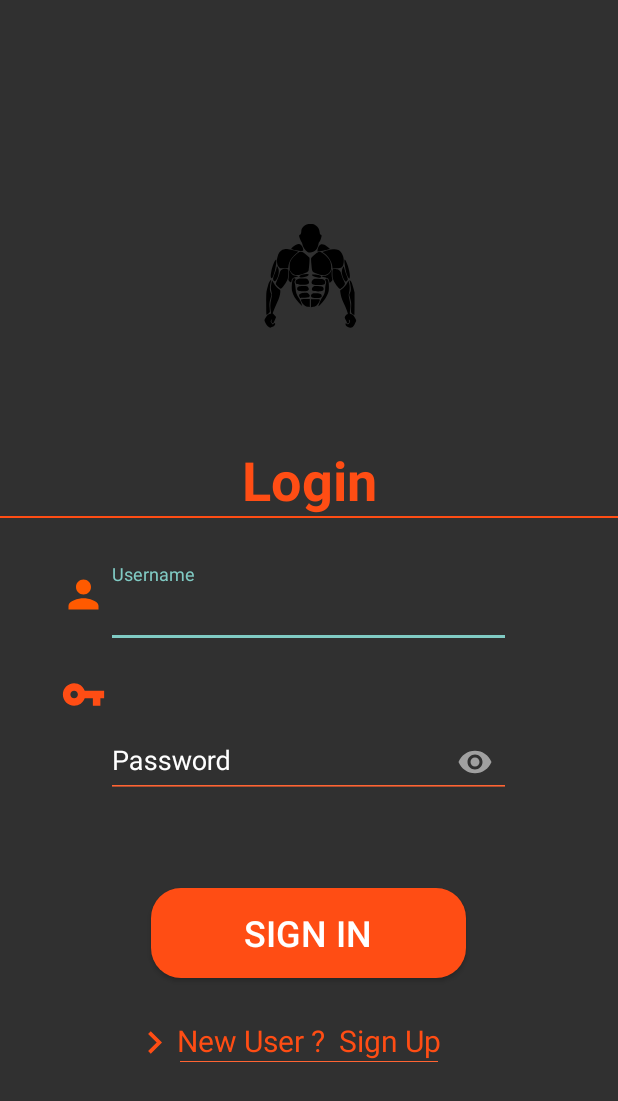
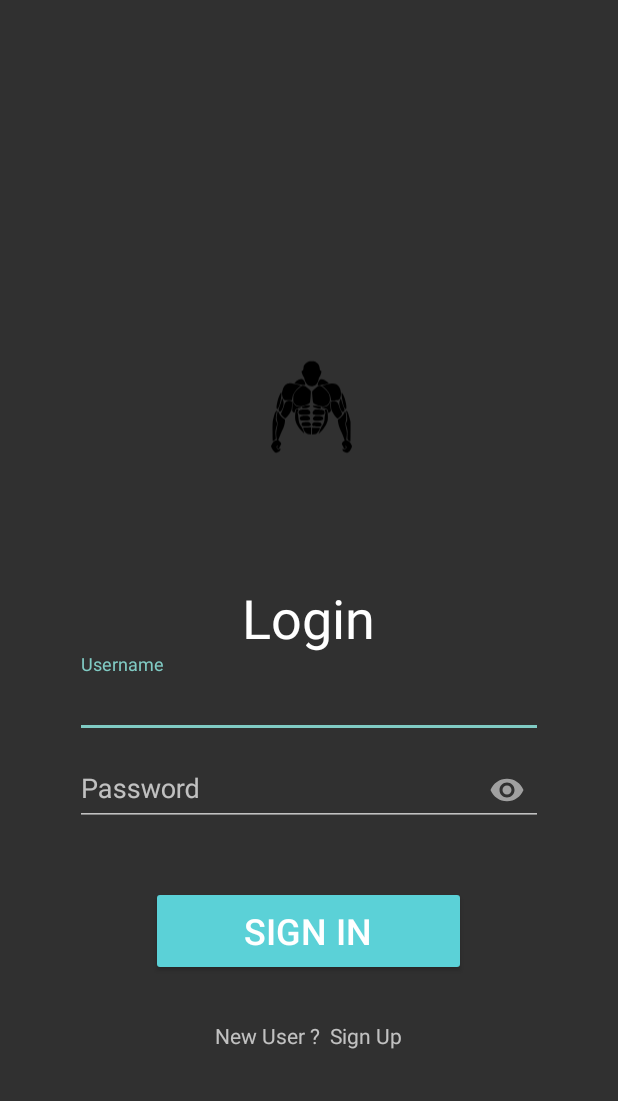
Before and after one commit to StefanoOr/PalestratiProgettoIum, an Android app: the screen it shows after launch (Login), on a phone screen of 412 x 824 dp. Shown: the top 1101 px of the screen. Run offline under Robolectric (Android 15) with nearby library versions, the phone set to English and light mode, and no system bars; Roboto replaces fonts that are not available here.

Commit message:
Update activity_login.xml

```diff
--- a/app/src/main/res/layout/activity_login.xml
+++ b/app/src/main/res/layout/activity_login.xml
@@ -1,119 +1,80 @@
 <?xml version="1.0" encoding="utf-8"?>
-<LinearLayout xmlns:android="http://schemas.android.com/apk/res/android"
+
+<!-- Unica Stefano orru  matricola : 65783-->
+<androidx.constraintlayout.widget.ConstraintLayout xmlns:android="http://schemas.android.com/apk/res/android"
     xmlns:app="http://schemas.android.com/apk/res-auto"
     xmlns:tools="http://schemas.android.com/tools"
     android:layout_width="match_parent"
     android:layout_height="match_parent"
-    android:orientation="vertical"
     tools:context=".Login">
 
-    <androidx.constraintlayout.widget.ConstraintLayout
+
+
+    <LinearLayout
         android:layout_width="match_parent"
-        android:layout_height="match_parent"  >
+        android:layout_height="match_parent"
+        android:orientation="horizontal">
+
+        <ScrollView
+            android:layout_width="match_parent"
+            android:layout_height="match_parent">
+
+            <LinearLayout
+                android:layout_width="match_parent"
+                android:layout_height="match_parent"
+                android:layout_gravity="center"
+                android:gravity="center"
+                android:orientation="vertical">
 
                 <ImageView
                     android:id="@+id/imageView2"
-            android:layout_width="210dp"
+                    android:layout_width="185dp"
                     android:layout_height="210dp"
-            app:layout_constraintBottom_toBottomOf="parent"
-            app:layout_constraintEnd_toEndOf="parent"
-            app:layout_constraintHorizontal_bias="0.496"
-            app:layout_constraintStart_toStartOf="parent"
-            app:layout_constraintTop_toTopOf="parent"
-            app:layout_constraintVertical_bias="0.139"
+                    android:layout_marginTop="48dp"
                     app:srcCompat="@drawable/ic_kisspng_logo_gym_5ac7fd9535ed42_7005685715230560212209" />
 
                 <TextView
                     android:id="@+id/TitleApp"
                     android:layout_width="wrap_content"
                     android:layout_height="wrap_content"
+                    android:layout_marginTop="5dp"
                     android:fontFamily="@font/roboto"
                     android:gravity="center_horizontal"
                     android:text="@string/bonus_login"
                     android:textAppearance="@style/TextAppearance.AppCompat.Body2"
-            android:textColor="@color/barra_separatoria_principale"
-            android:textSize="36sp"
-            android:textStyle="bold"
-            app:layout_constraintBottom_toBottomOf="parent"
-            app:layout_constraintEnd_toEndOf="parent"
-            app:layout_constraintStart_toStartOf="parent"
-            app:layout_constraintTop_toBottomOf="@+id/imageView2"
-            app:layout_constraintVertical_bias="0.0" />
+                    android:textSize="36sp" />
 
-        <View
-            android:id="@+id/view6"
-            android:layout_width="match_parent"
-            android:layout_height="1dp"
-            android:background="@color/barra_separatoria_principale"
-            app:layout_constraintBottom_toBottomOf="parent"
-            app:layout_constraintEnd_toEndOf="parent"
-            app:layout_constraintHorizontal_bias="0.0"
-            app:layout_constraintStart_toStartOf="parent"
-            app:layout_constraintTop_toBottomOf="@+id/TitleApp"
-            app:layout_constraintVertical_bias="0.0" />
 
-        <ImageView
-            android:id="@+id/imageView6"
-            android:layout_width="30dp"
-            android:layout_height="30dp"
-            android:layout_marginTop="36dp"
-            android:src="@drawable/ic_baseline_person_24"
-            app:layout_constraintEnd_toStartOf="@+id/input_login_username"
-            app:layout_constraintHorizontal_bias="1.0"
-            app:layout_constraintStart_toStartOf="parent"
-            app:layout_constraintTop_toBottomOf="@+id/view6" />
 
                 <com.google.android.material.textfield.TextInputLayout
                     android:id="@+id/input_login_username"
-            android:layout_width="270dp"
-            android:layout_height="60dp"
+                    android:layout_width="match_parent"
+                    android:layout_height="match_parent"
+                    android:layout_marginLeft="50dp"
+                    android:layout_marginRight="50dp"
                     android:hint="Username"
-            android:textColorHint="@color/white"
-            android:transitionName="user_transition"
-            app:layout_constraintBottom_toBottomOf="parent"
-            app:layout_constraintEnd_toEndOf="parent"
-            app:layout_constraintHorizontal_bias="0.496"
-            app:layout_constraintStart_toStartOf="parent"
-            app:layout_constraintTop_toBottomOf="@+id/view6"
-            app:layout_constraintVertical_bias="0.073">
+                    android:transitionName="user_transition">
 
                     <com.google.android.material.textfield.TextInputEditText
                         android:layout_width="match_parent"
                         android:layout_height="wrap_content"
-                android:backgroundTint="@color/barra_separatoria_secondaria"
                         android:inputType="text"
                         android:textAlignment="textStart" />
                 </com.google.android.material.textfield.TextInputLayout>
 
-        <ImageView
-            android:layout_width="30dp"
-            android:layout_height="30dp"
-            android:layout_marginTop="12dp"
-            android:src="@drawable/ic_baseline_vpn_key_24"
-            app:layout_constraintEnd_toStartOf="@+id/input_login_password"
-            app:layout_constraintHorizontal_bias="1.0"
-            app:layout_constraintStart_toStartOf="parent"
-            app:layout_constraintTop_toBottomOf="@+id/input_login_username" />
-
                 <com.google.android.material.textfield.TextInputLayout
                     android:id="@+id/input_login_password"
-            android:layout_width="270dp"
-            android:layout_height="60dp"
+                    android:layout_width="match_parent"
+                    android:layout_height="match_parent"
+                    android:layout_marginLeft="50dp"
+                    android:layout_marginRight="50dp"
                     android:hint="Password"
-            android:textColorHint="@color/white"
                     android:transitionName="pass_transition"
-            app:layout_constraintBottom_toBottomOf="parent"
-            app:layout_constraintEnd_toEndOf="parent"
-            app:layout_constraintHorizontal_bias="0.496"
-            app:layout_constraintStart_toStartOf="parent"
-            app:layout_constraintTop_toBottomOf="@+id/input_login_username"
-            app:layout_constraintVertical_bias="0.114"
                     app:passwordToggleEnabled="true">
 
                     <com.google.android.material.textfield.TextInputEditText
                         android:layout_width="match_parent"
                         android:layout_height="wrap_content"
-                android:backgroundTint="@color/barra_separatoria_secondaria"
                         android:inputType="textPassword"
                         android:textAlignment="textStart" />
 
@@ -123,53 +84,22 @@
                     android:id="@+id/signin_button"
                     android:layout_width="210dp"
                     android:layout_height="60dp"
-            android:backgroundTint="@color/barra_separatoria_principale"
+                    android:layout_marginTop="40dp"
+                    android:backgroundTint="@color/loginButton"
                     android:text="Sign In"
-            android:textSize="24sp"
-            android:background="@drawable/upload_video_btn_layout"
-            app:layout_constraintBottom_toBottomOf="parent"
-            app:layout_constraintEnd_toEndOf="parent"
-            app:layout_constraintHorizontal_bias="0.497"
-            app:layout_constraintStart_toStartOf="parent"
-            app:layout_constraintTop_toBottomOf="@+id/input_login_password"
-            app:layout_constraintVertical_bias="0.254" />
-
-        <ImageView
-            android:layout_width="30dp"
-            android:layout_height="30dp"
-            android:src="@drawable/ic_baseline_keyboard_arrow_right_24"
-            app:layout_constraintEnd_toStartOf="@+id/signup_text"
-            app:layout_constraintHorizontal_bias="1.0"
-            app:layout_constraintStart_toStartOf="parent"
-            app:layout_constraintTop_toTopOf="@+id/signup_text" />
+                    android:textSize="24sp" />
 
                 <TextView
+
                     android:id="@+id/signup_text"
                     android:layout_width="wrap_content"
                     android:layout_height="wrap_content"
+                    android:layout_marginTop="30dp"
                     android:gravity="center_horizontal"
-            android:text="New User ?  Sign Up"
-            android:textColor="@color/barra_separatoria_principale"
-            android:textSize="20dp"
-            app:layout_constraintBottom_toBottomOf="parent"
-            app:layout_constraintEnd_toEndOf="parent"
-            app:layout_constraintStart_toStartOf="parent"
-            app:layout_constraintTop_toBottomOf="@+id/signin_button"
-            app:layout_constraintVertical_bias="0.193" />
+                    android:text="New User ?  Sign Up" />
+            </LinearLayout>
+        </ScrollView>
+    </LinearLayout>
 
-        <View
-            android:layout_width="match_parent"
-            android:layout_height="0.5dp"
-            android:layout_marginStart="120dp"
-            android:layout_marginEnd="120dp"
-            android:background="@color/barra_separatoria_secondaria"
-            app:layout_constraintBottom_toBottomOf="parent"
-            app:layout_constraintEnd_toEndOf="parent"
-            app:layout_constraintHorizontal_bias="0.0"
-            app:layout_constraintStart_toStartOf="parent"
-            app:layout_constraintTop_toBottomOf="@+id/signup_text"
-            app:layout_constraintVertical_bias="0.0" />
 
 </androidx.constraintlayout.widget.ConstraintLayout>
-
-</LinearLayout>
```
Lines whose indentation alone changed are shown as unchanged.
